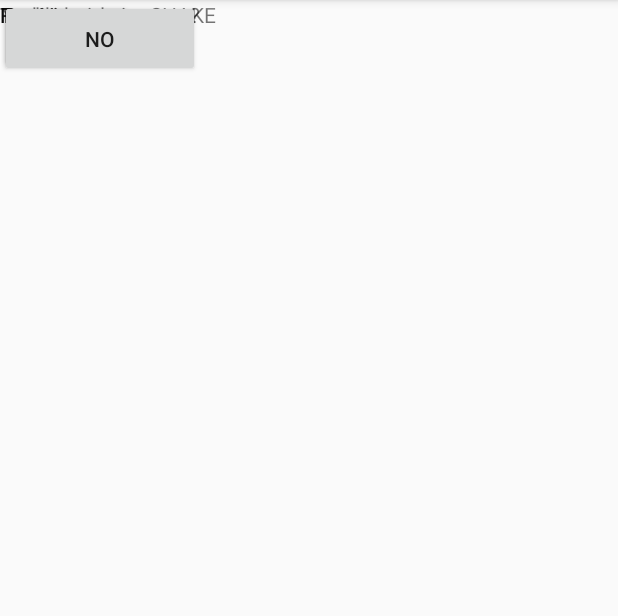
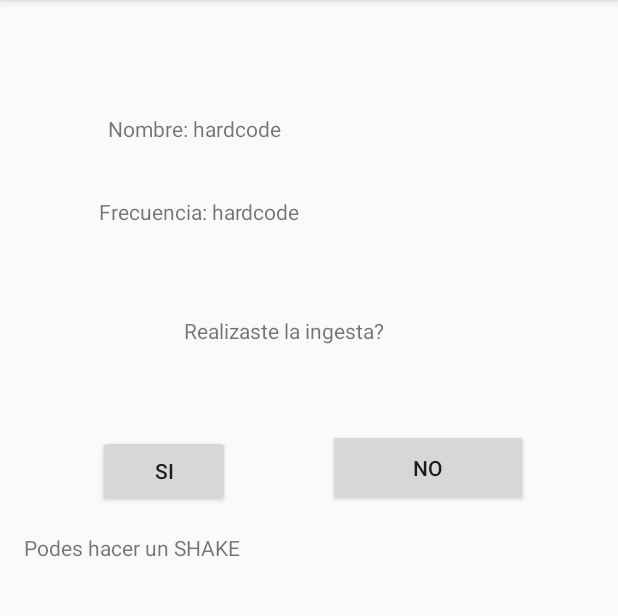
Before and after one commit to eliasgarcia/SOA-TP2, an Android app: the ConfirmarIngestaActivity screen opened directly, with no data from a screen before it, on a phone screen of 412 x 824 dp, the part 84-700 px from its top. Run offline under Robolectric (Android 15) with nearby library versions, the phone set to English and light mode, and no system bars.

Commit message:
se acomodan los componentes de la pantalla de confirmacion de ingesta

```diff
--- a/CODIGO/AsistenteVentilacion/app/src/main/res/layout/activity_confirmar_ingesta.xml
+++ b/CODIGO/AsistenteVentilacion/app/src/main/res/layout/activity_confirmar_ingesta.xml
@@ -10,63 +10,66 @@
         android:id="@+id/textView20"
         android:layout_width="wrap_content"
         android:layout_height="wrap_content"
+        android:layout_marginTop="60dp"
         android:text="Realizaste la ingesta?"
-        tools:layout_editor_absoluteX="126dp"
-        tools:layout_editor_absoluteY="190dp" />
+        app:layout_constraintEnd_toEndOf="parent"
+        app:layout_constraintHorizontal_bias="0.44"
+        app:layout_constraintStart_toStartOf="parent"
+        app:layout_constraintTop_toBottomOf="@+id/textView28" />
 
     <Button
         android:id="@+id/btnSiRealizoIngesta"
         android:layout_width="wrap_content"
         android:layout_height="wrap_content"
+        android:layout_marginTop="60dp"
         android:text="Si"
-        tools:layout_editor_absoluteX="50dp"
-        tools:layout_editor_absoluteY="290dp" />
+        app:layout_constraintEnd_toStartOf="@+id/btnNoRealizoIngesta"
+        app:layout_constraintStart_toStartOf="parent"
+        app:layout_constraintTop_toBottomOf="@+id/textView20" />
 
     <Button
         android:id="@+id/btnNoRealizoIngesta"
         android:layout_width="133dp"
         android:layout_height="51dp"
+        android:layout_marginTop="56dp"
+        android:layout_marginEnd="60dp"
         android:text="NO"
-        tools:layout_editor_absoluteX="217dp"
-        tools:layout_editor_absoluteY="290dp" />
+        app:layout_constraintEnd_toEndOf="parent"
+        app:layout_constraintTop_toBottomOf="@+id/textView20" />
 
     <TextView
         android:id="@+id/textView27"
         android:layout_width="wrap_content"
         android:layout_height="wrap_content"
-        android:text="Nombre:"
-        tools:layout_editor_absoluteX="72dp"
-        tools:layout_editor_absoluteY="91dp" />
+        android:layout_marginStart="72dp"
+        android:layout_marginTop="76dp"
+        android:text="Nombre: hardcode"
+        app:layout_constraintEnd_toEndOf="parent"
+        app:layout_constraintHorizontal_bias="0.0"
+        app:layout_constraintStart_toStartOf="parent"
+        app:layout_constraintTop_toTopOf="parent" />
 
     <TextView
         android:id="@+id/textView28"
         android:layout_width="wrap_content"
         android:layout_height="wrap_content"
-        android:text="Frecuencia"
-        tools:layout_editor_absoluteX="68dp"
-        tools:layout_editor_absoluteY="132dp" />
-
-    <TextView
-        android:id="@+id/textView29"
-        android:layout_width="wrap_content"
-        android:layout_height="wrap_content"
-        android:text="TextView"
-        tools:layout_editor_absoluteX="149dp"
-        tools:layout_editor_absoluteY="91dp" />
-
-    <TextView
-        android:id="@+id/textView30"
-        android:layout_width="wrap_content"
-        android:layout_height="wrap_content"
-        android:text="TextView"
-        tools:layout_editor_absoluteX="151dp"
-        tools:layout_editor_absoluteY="132dp" />
+        android:layout_marginTop="36dp"
+        android:text="Frecuencia: hardcode"
+        app:layout_constraintEnd_toEndOf="parent"
+        app:layout_constraintHorizontal_bias="0.237"
+        app:layout_constraintStart_toStartOf="parent"
+        app:layout_constraintTop_toBottomOf="@+id/textView27" />
 
     <TextView
         android:id="@+id/textView31"
         android:layout_width="wrap_content"
         android:layout_height="wrap_content"
+        android:layout_marginTop="16dp"
         android:text="Podes hacer un SHAKE"
-        tools:layout_editor_absoluteX="26dp"
-        tools:layout_editor_absoluteY="352dp" />
+        app:layout_constraintBottom_toBottomOf="parent"
+        app:layout_constraintEnd_toEndOf="parent"
+        app:layout_constraintHorizontal_bias="0.06"
+        app:layout_constraintStart_toStartOf="parent"
+        app:layout_constraintTop_toBottomOf="@+id/btnNoRealizoIngesta"
+        app:layout_constraintVertical_bias="0.005" />
 </androidx.constraintlayout.widget.ConstraintLayout>
```
